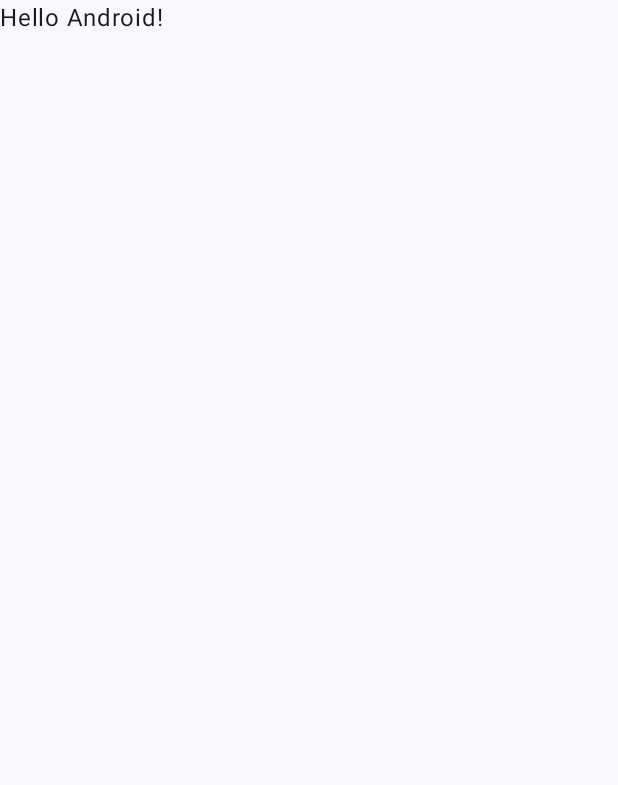
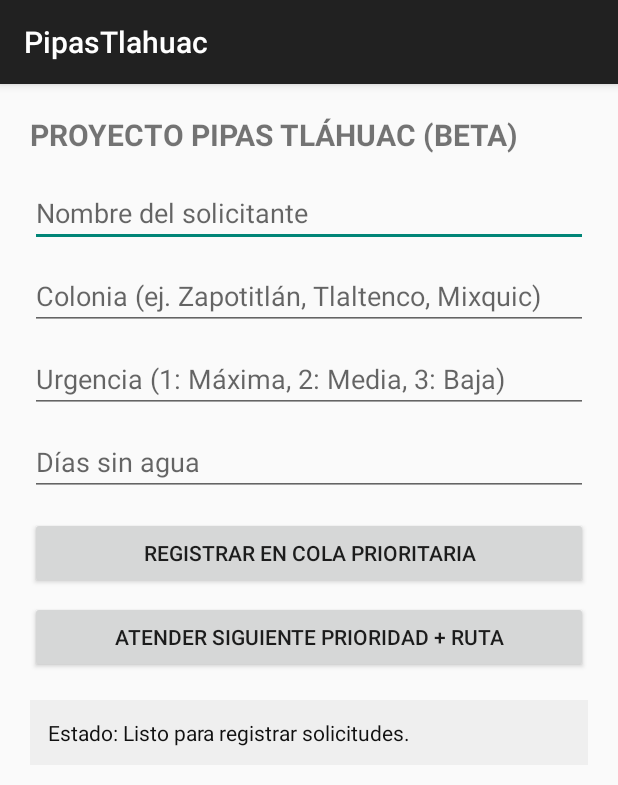
Before and after one commit to ekamoy2/PROYECTO-PIPAAS, an Android app built with Jetpack Compose: the screen it shows after launch (MainActivity), on a phone screen of 412 x 824 dp. Before the commit the part shown is almost empty. Shown: the top 785 px of the screen. Run offline under Robolectric (Android 15) with nearby library versions, the phone set to English and light mode, and no system bars.

Commit message:
Beta Pipas Tlahuac: backend, grafo y tema AppCompat

```diff
--- a/app/build.gradle.kts
+++ b/app/build.gradle.kts
@@ -45,6 +45,7 @@ dependencies {
     implementation(libs.androidx.compose.ui.tooling.preview)
     implementation(libs.androidx.core.ktx)
     implementation(libs.androidx.lifecycle.runtime.ktx)
+    implementation("androidx.appcompat:appcompat:1.7.0")
     testImplementation(libs.junit)
     androidTestImplementation(platform(libs.androidx.compose.bom))
     androidTestImplementation(libs.androidx.compose.ui.test.junit4)
--- /dev/null
+++ b/app/src/main/java/com/example/pipastlahuac/Arista.java
@@ -0,0 +1,19 @@
+package com.example.pipastlahuac;
+
+public class Arista {
+    private NodoRuta destino;
+    private int minutos; // Peso o costo de traslado entre nodos
+
+    public Arista(NodoRuta destino, int minutos) {
+        this.destino = destino;
+        this.minutos = minutos;
+    }
+
+    public NodoRuta getDestino() {
+        return destino;
+    }
+
+    public int getMinutos() {
+        return minutos;
+    }
+}
--- /dev/null
+++ b/app/src/main/java/com/example/pipastlahuac/GestorAgua.java
@@ -0,0 +1,26 @@
+package com.example.pipastlahuac;
+import java.util.PriorityQueue;
+public class GestorAgua {
+    private PriorityQueue<SolicitudAgua> colaPrioritaria;
+
+    public GestorAgua() {
+        this.colaPrioritaria = new PriorityQueue<>();
+    }
+
+    public void agregarSolicitud(String idFolio, String nombreSolicitante, String colonia, int nivelUrgencia, int diasSinAgua) {
+        SolicitudAgua nuevaSolicitud = new SolicitudAgua(idFolio, nombreSolicitante, colonia, nivelUrgencia, diasSinAgua);
+        colaPrioritaria.add(nuevaSolicitud);
+    }
+
+    public SolicitudAgua atenderSiguienteSolicitud() {
+        return colaPrioritaria.poll();
+    }
+
+    public SolicitudAgua verSiguienteSolicitud() {
+        return colaPrioritaria.peek();
+    }
+
+    public boolean haySolicitudesPendientes() {
+        return !colaPrioritaria.isEmpty();
+    }
+}
--- /dev/null
+++ b/app/src/main/java/com/example/pipastlahuac/GrafoRutas.java
@@ -0,0 +1,79 @@
+package com.example.pipastlahuac;
+import java.util.ArrayList;
+import java.util.HashMap;
+import java.util.List;
+import java.util.Map;
+
+public class GrafoRutas {
+    private final Map<String, NodoRuta> nodos = new HashMap<>();
+
+    public NodoRuta obtenerOCrearNodo(String nombreColonia) {
+        String clave = nombreColonia.trim().toLowerCase();
+        if (!nodos.containsKey(clave)) {
+            nodos.put(clave, new NodoRuta(nombreColonia.trim()));
+        }
+        return nodos.get(clave);
+    }
+
+    public void conectarBidireccional(String origen, String destino, int minutos) {
+        NodoRuta nodoOrigen = obtenerOCrearNodo(origen);
+        NodoRuta nodoDestino = obtenerOCrearNodo(destino);
+        nodoOrigen.agregarConexion(nodoDestino, minutos);
+        nodoDestino.agregarConexion(nodoOrigen, minutos);
+    }
+
+    public void cargarRutaBaseTlahuac() {
+        conectarBidireccional("Garza Tláhuac", "Zapotitlán", 12);
+        conectarBidireccional("Zapotitlán", "Tlaltenco", 10);
+        conectarBidireccional("Garza Tláhuac", "San Francisco Tlaltenco", 15);
+        conectarBidireccional("San Francisco Tlaltenco", "Mixquic", 18);
+        conectarBidireccional("Zapotitlán", "Del Mar", 14);
+    }
+
+    public String calcularRutaSimple(String origen, String destino) {
+        NodoRuta inicio = nodos.get(origen.trim().toLowerCase());
+        NodoRuta meta = nodos.get(destino.trim().toLowerCase());
+
+        if (inicio == null || meta == null) {
+            return "Ruta no registrada: verifica el origen o destino.";
+        }
+        if (inicio == meta) {
+            return "Ya estás en " + inicio.getNombreColonia() + " (0 min).";
+        }
+
+        List<String> visitados = new ArrayList<>();
+        List<String> camino = new ArrayList<>();
+        int[] totalMinutos = new int[]{0};
+
+        boolean encontrada = buscarCamino(inicio, meta, visitados, camino, 0, totalMinutos);
+        if (!encontrada) {
+            return "Sin conexión directa registrada entre " + inicio.getNombreColonia() + " y " + meta.getNombreColonia() + ".";
+        }
+        return String.join(" -> ", camino) + " (" + totalMinutos[0] + " min)";
+    }
+
+    private boolean buscarCamino(NodoRuta actual, NodoRuta meta, List<String> visitados,
+                                 List<String> camino, int acumulado, int[] totalMinutos) {
+        String claveActual = actual.getNombreColonia().toLowerCase();
+        visitados.add(claveActual);
+        camino.add(actual.getNombreColonia());
+
+        if (actual == meta) {
+            totalMinutos[0] = acumulado;
+            return true;
+        }
+
+        for (Arista arista : actual.getAdyacencias()) {
+            NodoRuta siguiente = arista.getDestino();
+            String claveSiguiente = siguiente.getNombreColonia().toLowerCase();
+            if (!visitados.contains(claveSiguiente)) {
+                if (buscarCamino(siguiente, meta, visitados, camino, acumulado + arista.getMinutos(), totalMinutos)) {
+                    return true;
+                }
+            }
+        }
+
+        camino.remove(camino.size() - 1);
+        return false;
+    }
+}
--- /dev/null
+++ b/app/src/main/java/com/example/pipastlahuac/MainActivity.java
@@ -0,0 +1,81 @@
+package com.example.pipastlahuac;
+
+import android.os.Bundle;
+import android.widget.Button;
+import android.widget.EditText;
+import android.widget.TextView;
+import android.widget.Toast;
+
+import androidx.appcompat.app.AppCompatActivity;
+
+public class MainActivity extends AppCompatActivity {
+
+    private GestorAgua gestorAgua;
+    private GrafoRutas grafoRutas;
+    private int contadorFolio = 1;
+
+    private EditText etSolicitante, etColonia, etUrgencia, etDias;
+    private TextView tvResultado;
+
+    @Override
+    protected void onCreate(Bundle savedInstanceState) {
+        super.onCreate(savedInstanceState);
+        setContentView(R.layout.activity_main);
+
+        gestorAgua = new GestorAgua();
+        grafoRutas = new GrafoRutas();
+        grafoRutas.cargarRutaBaseTlahuac();
+
+        etSolicitante = findViewById(R.id.etSolicitante);
+        etColonia = findViewById(R.id.etColonia);
+        etUrgencia = findViewById(R.id.etUrgencia);
+        etDias = findViewById(R.id.etDias);
+        tvResultado = findViewById(R.id.tvResultado);
+
+        Button btnAgregar = findViewById(R.id.btnAgregar);
+        Button btnAtender = findViewById(R.id.btnAtender);
+
+        btnAgregar.setOnClickListener(v -> registrarSolicitud());
+        btnAtender.setOnClickListener(v -> atenderSiguiente());
+    }
+
+    private void registrarSolicitud() {
+        String solicitante = etSolicitante.getText().toString().trim();
+        String colonia = etColonia.getText().toString().trim();
+        String urgenciaStr = etUrgencia.getText().toString().trim();
+        String diasStr = etDias.getText().toString().trim();
+
+        if (solicitante.isEmpty() || colonia.isEmpty() || urgenciaStr.isEmpty() || diasStr.isEmpty()) {
+            Toast.makeText(this, "Completa todos los campos", Toast.LENGTH_SHORT).show();
+            return;
+        }
+
+        int urgencia = Integer.parseInt(urgenciaStr);
+        int dias = Integer.parseInt(diasStr);
+        String folio = "TLH-" + String.format("%03d", contadorFolio++);
+
+        gestorAgua.agregarSolicitud(folio, solicitante, colonia, urgencia, dias);
+
+        tvResultado.setText("Registrado -> " + folio + " | Colonia: " + colonia +
+                " | Urgencia: " + urgencia + " | Días: " + dias);
+
+        etSolicitante.setText("");
+        etColonia.setText("");
+        etUrgencia.setText("");
+        etDias.setText("");
+    }
+
+    private void atenderSiguiente() {
+        if (!gestorAgua.haySolicitudesPendientes()) {
+            tvResultado.setText("No hay solicitudes pendientes en la cola.");
+            return;
+        }
+
+        SolicitudAgua siguiente = gestorAgua.atenderSiguienteSolicitud();
+        String ruta = grafoRutas.calcularRutaSimple("Garza Tláhuac", siguiente.getColonia());
+
+        tvResultado.setText("ATENDIENDO:\n" + siguiente.toString() +
+                "\nSolicitante: " + siguiente.getNombreSolicitante() +
+                "\nRuta desde Garza Tláhuac:\n" + ruta);
+    }
+}
--- a/app/src/main/java/com/example/pipastlahuac/MainActivity.kt
+++ /dev/null
@@ -1,47 +0,0 @@
-package com.example.pipastlahuac
-
-import android.os.Bundle
-import androidx.activity.ComponentActivity
-import androidx.activity.compose.setContent
-import androidx.activity.enableEdgeToEdge
-import androidx.compose.foundation.layout.fillMaxSize
-import androidx.compose.foundation.layout.padding
-import androidx.compose.material3.Scaffold
-import androidx.compose.material3.Text
-import androidx.compose.runtime.Composable
-import androidx.compose.ui.Modifier
-import androidx.compose.ui.tooling.preview.Preview
-import com.example.pipastlahuac.ui.theme.PipasTlahuacTheme
-
-class MainActivity : ComponentActivity() {
-    override fun onCreate(savedInstanceState: Bundle?) {
-        super.onCreate(savedInstanceState)
-        enableEdgeToEdge()
-        setContent {
-            PipasTlahuacTheme {
-                Scaffold(modifier = Modifier.fillMaxSize()) { innerPadding ->
-                    Greeting(
-                        name = "Android",
-                        modifier = Modifier.padding(innerPadding)
-                    )
-                }
-            }
-        }
-    }
-}
-
-@Composable
-fun Greeting(name: String, modifier: Modifier = Modifier) {
-    Text(
-        text = "Hello $name!",
-        modifier = modifier
-    )
-}
-
-@Preview(showBackground = true)
-@Composable
-fun GreetingPreview() {
-    PipasTlahuacTheme {
-        Greeting("Android")
-    }
-}
--- /dev/null
+++ b/app/src/main/java/com/example/pipastlahuac/NodoRuta.java
@@ -0,0 +1,26 @@
+package com.example.pipastlahuac;
+
+import java.util.ArrayList;
+import java.util.List;
+
+public class NodoRuta {
+    private String nombreColonia;
+    private List<Arista> adyacencias;
+
+    public NodoRuta(String nombreColonia) {
+        this.nombreColonia = nombreColonia;
+        this.adyacencias = new ArrayList<>();
+    }
+
+    public String getNombreColonia() {
+        return nombreColonia;
+    }
+
+    public List<Arista> getAdyacencias() {
+        return adyacencias;
+    }
+
+    public void agregarConexion(NodoRuta destino, int minutos) {
+        this.adyacencias.add(new Arista(destino, minutos));
+    }
+}
--- /dev/null
+++ b/app/src/main/res/layout/activity_main.xml
@@ -0,0 +1,76 @@
+<?xml version="1.0" encoding="utf-8"?>
+<ScrollView xmlns:android="http://schemas.android.com/apk/res/android"
+    android:layout_width="match_parent"
+    android:layout_height="match_parent"
+    android:padding="20dp">
+
+    <LinearLayout
+        android:layout_width="match_parent"
+        android:layout_height="wrap_content"
+        android:orientation="vertical">
+
+        <TextView
+            android:layout_width="match_parent"
+            android:layout_height="wrap_content"
+            android:text="PROYECTO PIPAS TLÁHUAC (BETA)"
+            android:textSize="20sp"
+            android:textStyle="bold" />
+
+        <EditText
+            android:id="@+id/etSolicitante"
+            android:layout_width="match_parent"
+            android:layout_height="wrap_content"
+            android:layout_marginTop="16dp"
+            android:hint="Nombre del solicitante"
+            android:inputType="textPersonName" />
+
+        <EditText
+            android:id="@+id/etColonia"
+            android:layout_width="match_parent"
+            android:layout_height="wrap_content"
+            android:layout_marginTop="10dp"
+            android:hint="Colonia (ej. Zapotitlán, Tlaltenco, Mixquic)"
+            android:inputType="text" />
+
+        <EditText
+            android:id="@+id/etUrgencia"
+            android:layout_width="match_parent"
+            android:layout_height="wrap_content"
+            android:layout_marginTop="10dp"
+            android:hint="Urgencia (1: Máxima, 2: Media, 3: Baja)"
+            android:inputType="number" />
+
+        <EditText
+            android:id="@+id/etDias"
+            android:layout_width="match_parent"
+            android:layout_height="wrap_content"
+            android:layout_marginTop="10dp"
+            android:hint="Días sin agua"
+            android:inputType="number" />
+
+        <Button
+            android:id="@+id/btnAgregar"
+            android:layout_width="match_parent"
+            android:layout_height="wrap_content"
+            android:layout_marginTop="14dp"
+            android:text="Registrar en Cola Prioritaria" />
+
+        <Button
+            android:id="@+id/btnAtender"
+            android:layout_width="match_parent"
+            android:layout_height="wrap_content"
+            android:layout_marginTop="8dp"
+            android:text="Atender Siguiente Prioridad + Ruta" />
+
+        <TextView
+            android:id="@+id/tvResultado"
+            android:layout_width="match_parent"
+            android:layout_height="wrap_content"
+            android:layout_marginTop="18dp"
+            android:background="#EFEFEF"
+            android:padding="12dp"
+            android:text="Estado: Listo para registrar solicitudes."
+            android:textColor="#111111"
+            android:textSize="14sp" />
+    </LinearLayout>
+</ScrollView>
--- a/app/src/main/res/values/themes.xml
+++ b/app/src/main/res/values/themes.xml
@@ -1,5 +1,5 @@
 <?xml version="1.0" encoding="utf-8"?>
 <resources>
 
-    <style name="Theme.PipasTlahuac" parent="android:Theme.Material.Light.NoActionBar" />
+    <style name="Theme.PipasTlahuac" parent="Theme.AppCompat.Light.DarkActionBar" />
 </resources>
```
Also changed, not shown: app/src/main/java/com/example/pipastlahuac/SolicitudAgua.java (added, +37 -0 lines).
